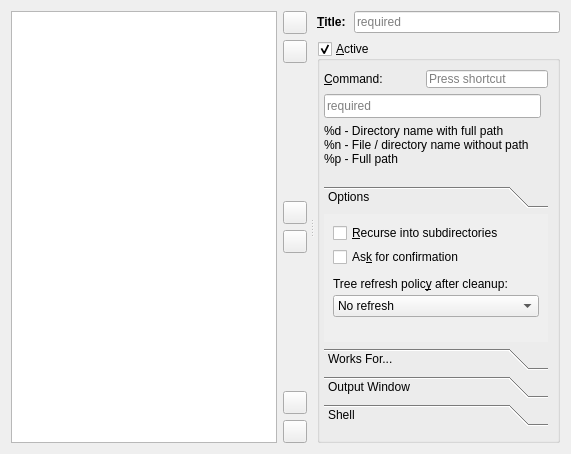
Before: the Qt Designer form src/cleanup-config-page.ui in Lithopsian/qt6dirstat, drawn with Qt 5.
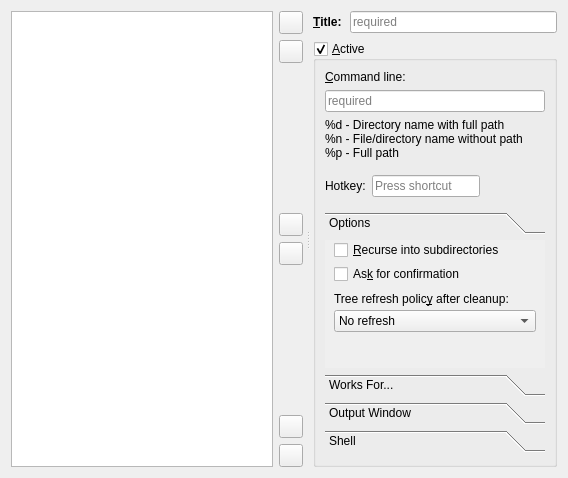
After: the same form once the commit is applied. Icons and pictures are not drawn.

Patch:
```diff
--- a/src/cleanup-config-page.ui
+++ b/src/cleanup-config-page.ui
@@ -6,8 +6,8 @@
    <rect>
     <x>0</x>
     <y>0</y>
-    <width>571</width>
-    <height>454</height>
+    <width>568</width>
+    <height>478</height>
    </rect>
   </property>
   <layout class="QVBoxLayout" name="verticalLayout_6">
@@ -145,9 +145,6 @@
        </property>
        <item>
         <layout class="QHBoxLayout" name="horizontalLayout_2">
-         <property name="bottomMargin">
-          <number>0</number>
-         </property>
          <item>
           <widget class="QLabel" name="titleCaption">
            <property name="font">
@@ -190,16 +187,11 @@
          <property name="checkable">
           <bool>true</bool>
          </property>
-         <layout class="QVBoxLayout" name="verticalLayout_7">
-          <property name="leftMargin">
-           <number>4</number>
-          </property>
-          <item>
-           <layout class="QHBoxLayout" name="horizontalLayout_3">
+         <layout class="QVBoxLayout" name="verticalLayout_11">
             <item>
              <widget class="QLabel" name="commandCaption">
               <property name="text">
-               <string>&amp;Command:</string>
+             <string>&amp;Command line:</string>
               </property>
               <property name="buddy">
                <cstring>commandLineEdit</cstring>
@@ -207,30 +199,7 @@
              </widget>
             </item>
             <item>
-             <widget class="QKeySequenceEdit" name="keySequenceEdit">
-              <property name="toolTip">
-               <string>Configure a key combination to trigger this Cleanup</string>
-              </property>
-              <property name="styleSheet">
-               <string notr="true">#qt_keysequenceedit_lineedit { margin-left: auto; }</string>
-              </property>
-             </widget>
-            </item>
-           </layout>
-          </item>
-          <item>
-           <layout class="QHBoxLayout" name="horizontalLayout_4">
-            <property name="spacing">
-             <number>0</number>
-            </property>
-            <item>
              <widget class="QLineEdit" name="commandLineEdit">
-              <property name="minimumSize">
-               <size>
-                <width>0</width>
-                <height>24</height>
-               </size>
-              </property>
               <property name="toolTip">
                <string>Enter the command to be executed here.
 Each command will be executed with a shell.
@@ -244,14 +213,10 @@
              </widget>
             </item>
             <item>
-             <widget class="QLabel" name="icon">
-              <property name="pixmap">
-               <pixmap resource="icons.qrc">:/icons/information.png</pixmap>
-              </property>
-             </widget>
-            </item>
-           </layout>
-          </item>
+           <layout class="QVBoxLayout" name="verticalLayout_7">
+            <property name="bottomMargin">
+             <number>8</number>
+            </property>
           <item>
            <widget class="QLabel" name="miniHelpLabel">
             <property name="toolTip">
@@ -259,11 +224,60 @@
             </property>
             <property name="text">
              <string>%d - Directory name with full path
-%n - File / directory name without path
-%p - Full path
-</string>
-            </property>
-           </widget>
+%n - File/directory name without path
+%p - Full path</string>
+              </property>
+             </widget>
+            </item>
+           </layout>
+          </item>
+          <item>
+           <layout class="QHBoxLayout" name="horizontalLayout_3">
+            <property name="bottomMargin">
+             <number>8</number>
+            </property>
+            <item>
+             <widget class="QLabel" name="hotkeyLabel">
+              <property name="text">
+               <string>Hotkey:</string>
+              </property>
+             </widget>
+            </item>
+            <item>
+             <widget class="QKeySequenceEdit" name="keySequenceEdit">
+              <property name="toolTip">
+               <string>Configure a key combination to trigger this Cleanup</string>
+              </property>
+              <property name="styleSheet">
+               <string notr="true"/>
+              </property>
+             </widget>
+            </item>
+            <item>
+             <spacer name="horizontalSpacer">
+              <property name="orientation">
+               <enum>Qt::Horizontal</enum>
+              </property>
+              <property name="sizeHint" stdset="0">
+               <size>
+                <width>0</width>
+                <height>24</height>
+               </size>
+              </property>
+             </spacer>
+            </item>
+            <item>
+             <widget class="QLabel" name="icon">
+              <property name="toolTip">
+               <string>Icon associated with this Cleanup
+Only Cleanups with icons appear in the main toolbar</string>
+              </property>
+              <property name="pixmap">
+               <pixmap resource="icons.qrc">:/icons/information.png</pixmap>
+              </property>
+             </widget>
+            </item>
+           </layout>
           </item>
           <item>
            <widget class="QToolBox" name="toolBox">
@@ -284,7 +298,7 @@
               <rect>
                <x>0</x>
                <y>0</y>
-               <width>241</width>
+               <width>236</width>
                <height>128</height>
               </rect>
              </property>
@@ -294,11 +308,12 @@
              <attribute name="label">
               <string>Options</string>
              </attribute>
-             <layout class="QVBoxLayout" name="verticalLayout_10">
-              <item>
                <layout class="QVBoxLayout" name="verticalLayout_9">
                 <property name="spacing">
-                 <number>10</number>
+               <number>8</number>
+              </property>
+              <property name="topMargin">
+               <number>0</number>
                 </property>
                 <item>
                  <layout class="QVBoxLayout" name="verticalLayout_8">
@@ -371,8 +386,6 @@
                   </item>
                  </layout>
                 </item>
-               </layout>
-              </item>
               <item>
                <spacer name="optionsPageSpacer">
                 <property name="orientation">
```
Left out of the diff: 28 changed lines with no effect on the pictures. Lines whose indentation alone changed are shown as unchanged.
